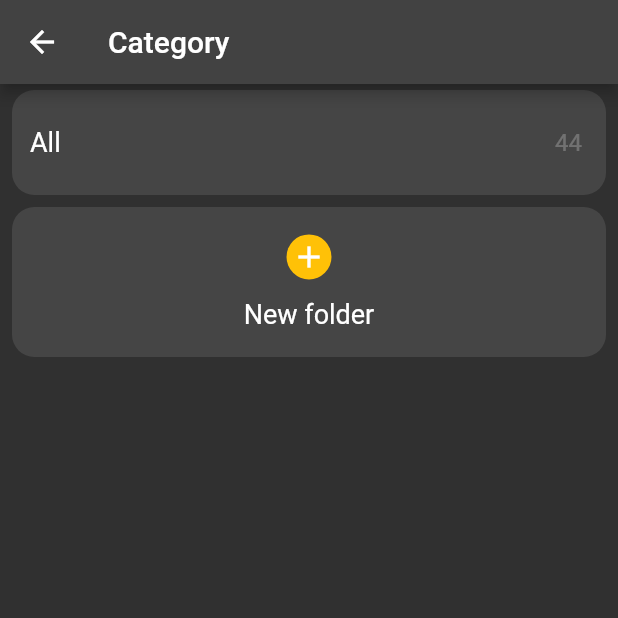
After one commit to PHANNA11/note_app_8_12, a Flutter app: the NoteHome screen opened directly, after a tap on the "create new folder" icon, on a phone screen of 412 x 824 dp, the top half of it. The commit adds this screen. Run offline on Flutter 3.47's test engine with Material 2 defaults, Android fonts, the phone set to English and light mode, and no system bars; our stand-ins replace flutter_slidable, shared_preferences, sqflite; accounts and stored records are empty.

Commit message:
Add category

```diff
--- /dev/null
+++ b/lib/view/note_app/database/category_connection.dart
@@ -0,0 +1,36 @@
+import 'dart:developer';
+import 'dart:io';
+import 'package:note_app/view/note_app/database/varriable.dart';
+import 'package:note_app/view/note_app/model/category_model.dart';
+import 'package:path/path.dart';
+import 'package:path_provider/path_provider.dart';
+import 'package:sqflite/sqflite.dart';
+
+class CategoryDatabase {
+  Future<Database> initializeDatabase() async {
+    final Directory tempDir = await getTemporaryDirectory();
+    final Directory appDocumentsDir = await getApplicationDocumentsDirectory();
+    String path = await getDatabasesPath();
+    return openDatabase(
+      join(path, 'categorynotesdb.db'),
+      onCreate: (database, version) async {
+        await database.execute(
+          'CREATE TABLE $categoryTableName($fcategoryId INTEGER PRIMARY KEY, $fcategoryName TEXT)',
+        );
+      },
+      version: 1,
+    );
+  }
+
+  Future<void> insertCategory(CategoryModel category) async {
+    var db = await initializeDatabase();
+    await db.insert(categoryTableName, category.toJson());
+    log('add category done');
+  }
+
+  Future<List<CategoryModel>> getCategory() async {
+    var db = await initializeDatabase();
+    List<Map<String, dynamic>> result = await db.query(categoryTableName);
+    return result.map((e) => CategoryModel.fromJson(e)).toList();
+  }
+}
--- a/lib/view/note_app/database/note_connection.dart
+++ b/lib/view/note_app/database/note_connection.dart
@@ -16,7 +16,7 @@ class NoteDatabase {
       join(path, 'notesdb.db'),
       onCreate: (database, version) async {
         await database.execute(
-          'CREATE TABLE $noteTable($noteId INTEGER PRIMARY KEY, $noteTitle TEXT,$noteBody TEXT,$noteDate TEXT)',
+          'CREATE TABLE $noteTable($noteId INTEGER PRIMARY KEY,$fcategoryId INTEGER, $noteTitle TEXT,$noteBody TEXT,$noteDate TEXT)',
         );
       },
       version: 1,
--- a/lib/view/note_app/database/varriable.dart
+++ b/lib/view/note_app/database/varriable.dart
@@ -5,3 +5,8 @@ String noteId = 'note_id';
 String noteTitle = 'note_title';
 String noteBody = 'note_body';
 String noteDate = 'note_date';
+//String categoryId = 'category_id';
+// Category Database field
+String fcategoryId = 'category_id';
+String fcategoryName = 'category_name';
+String categoryTableName = 'category_table';
--- /dev/null
+++ b/lib/view/note_app/model/category_model.dart
@@ -0,0 +1,14 @@
+import '../database/varriable.dart';
+
+class CategoryModel {
+  late int categoryId;
+  late String categoryName;
+  CategoryModel({required this.categoryId, required this.categoryName});
+  Map<String, dynamic> toJson() {
+    return {fcategoryId: categoryId, fcategoryName: categoryName};
+  }
+
+  CategoryModel.fromJson(Map<String, dynamic> res)
+      : categoryId = res[fcategoryId],
+        categoryName = res[fcategoryName];
+}
--- a/lib/view/note_app/view/add_note_screen.dart
+++ b/lib/view/note_app/view/add_note_screen.dart
@@ -1,14 +1,16 @@
 import 'package:flutter/material.dart';
 import 'package:flutter/src/widgets/framework.dart';
 import 'package:flutter/src/widgets/placeholder.dart';
+import 'package:note_app/view/note_app/model/category_model.dart';
 import 'package:note_app/view/note_app/widget/formfield_widget.dart';
 
 import '../database/note_connection.dart';
 import '../model/note_model.dart';
 
 class AddUpdateNoteScreen extends StatefulWidget {
-  AddUpdateNoteScreen({super.key, this.note});
+  AddUpdateNoteScreen({super.key, this.note, this.category});
   NoteModel? note;
+  CategoryModel? category;
 
   @override
   State<AddUpdateNoteScreen> createState() => _AddUpdateNoteScreenState();
@@ -62,6 +64,7 @@ class _AddUpdateNoteScreenState extends State<AddUpdateNoteScreen> {
             label: 'Body',
             hinText: 'Description',
             controller: bodyController,
+            maxLines: 20,
           ),
           FromFieldWidget(
             readOnly: true,
@@ -78,11 +81,13 @@ class _AddUpdateNoteScreenState extends State<AddUpdateNoteScreen> {
                   .insertNote(NoteModel(
                       id: DateTime.now().microsecondsSinceEpoch,
                       title: titleController.text,
+                      categoryId: widget.category!.categoryId,
                       body: bodyController.text,
                       date: dateController.text))
                   .whenComplete(() => Navigator.pop(context))
               : await NoteDatabase()
                   .updateNote(NoteModel(
+                      categoryId: widget.category!.categoryId,
                       id: widget.note!.id,
                       title: titleController.text,
                       body: bodyController.text,
--- /dev/null
+++ b/lib/view/note_app/view/category_screen.dart
@@ -0,0 +1,224 @@
+import 'package:flutter/cupertino.dart';
+import 'package:flutter/material.dart';
+import 'package:flutter/src/widgets/framework.dart';
+import 'package:flutter/src/widgets/placeholder.dart';
+import 'package:note_app/view/note_app/database/category_connection.dart';
+import 'package:note_app/view/note_app/widget/formfield_widget.dart';
+import 'package:note_app/view/note_app/widget/refresh_widget.dart';
+
+import '../model/category_model.dart';
+
+class CategoryScreen extends StatefulWidget {
+  const CategoryScreen({super.key});
+
+  @override
+  State<CategoryScreen> createState() => _CategoryScreenState();
+}
+
+class _CategoryScreenState extends State<CategoryScreen> {
+  List<CategoryModel> categorys = [
+    CategoryModel(categoryId: 0, categoryName: 'All'),
+  ];
+  Future<void> getCategoryData() async {
+    await CategoryDatabase().getCategory().then((value) {
+      setState(() {
+        categorys.addAll(value);
+      });
+    });
+  }
+
+  Future<void> refreshCategoryData() async {
+    categorys.clear();
+
+    categorys = [
+      CategoryModel(categoryId: 0, categoryName: 'All'),
+    ];
+    textController.text = 'Unnamed folder';
+    getCategoryData();
+  }
+
+  @override
+  void initState() {
+    // TODO: implement initState
+    getCategoryData();
+    super.initState();
+  }
+
+  final textController = TextEditingController(text: 'Unnamed folder');
+  @override
+  Widget build(BuildContext context) {
+    return Scaffold(
+      appBar: AppBar(
+        title: const Text('Category'),
+      ),
+      body: RefreshWidget(
+        onRefresh: refreshCategoryData,
+        child: ListView.builder(
+            itemCount: categorys.length + 1,
+            itemBuilder: (context, index) {
+              return index + 1 == categorys.length + 1
+                  ? buildCategoryAddCard()
+                  : buildCategoryItem(category: categorys[index]);
+            }),
+      ).buildAndroid(context),
+    );
+  }
+
+  Widget buildCategoryItem({CategoryModel? category}) {
+    return Padding(
+      padding: const EdgeInsets.symmetric(horizontal: 8, vertical: 4),
+      child: Container(
+        padding: const EdgeInsets.all(4),
+        height: 70,
+        width: double.infinity,
+        decoration: BoxDecoration(
+          color: Colors.white10,
+          borderRadius: BorderRadius.circular(15),
+        ),
+        child: Padding(
+          padding: const EdgeInsets.all(8.0),
+          child: Row(
+            mainAxisAlignment: MainAxisAlignment.spaceBetween,
+            children: [
+              Text(
+                category!.categoryName.toString(),
+                style: const TextStyle(fontSize: 18),
+              ),
+              const Padding(
+                padding: EdgeInsets.all(4),
+                child: Text(
+                  '44',
+                  style: TextStyle(
+                      fontSize: 16,
+                      color: Colors.white24,
+                      overflow: TextOverflow.ellipsis),
+                ),
+              ),
+            ],
+          ),
+        ),
+      ),
+    );
+  }
+
+  Widget buildCategoryNonItem() {
+    return Padding(
+      padding: const EdgeInsets.symmetric(horizontal: 8, vertical: 4),
+      child: Container(
+        padding: const EdgeInsets.all(4),
+        height: 70,
+        width: double.infinity,
+        decoration: BoxDecoration(
+          color: Colors.white10,
+          borderRadius: BorderRadius.circular(15),
+        ),
+        child: Padding(
+          padding: const EdgeInsets.all(8.0),
+          child: Center(
+            child: Row(
+              mainAxisAlignment: MainAxisAlignment.spaceBetween,
+              children: const [
+                Text(
+                  'All',
+                  style: TextStyle(fontSize: 18),
+                ),
+                Text(
+                  '7',
+                  style: TextStyle(fontSize: 18),
+                ),
+              ],
+            ),
+          ),
+        ),
+      ),
+    );
+  }
+
+  Widget buildCategoryAddCard() {
+    return Padding(
+      padding: const EdgeInsets.symmetric(horizontal: 8, vertical: 4),
+      child: GestureDetector(
+        onTap: () {
+          showDialog(
+            context: context,
+            builder: (context) => buildAddCardDialog(),
+          );
+        },
+        child: Container(
+          padding: const EdgeInsets.all(4),
+          height: 100,
+          width: double.infinity,
+          decoration: BoxDecoration(
+            color: Colors.white10,
+            borderRadius: BorderRadius.circular(15),
+          ),
+          child: Padding(
+            padding: const EdgeInsets.all(8.0),
+            child: Column(
+              mainAxisAlignment: MainAxisAlignment.spaceAround,
+              children: const [
+                CircleAvatar(
+                  maxRadius: 15,
+                  backgroundColor: Colors.amber,
+                  child: Center(
+                    child: Icon(
+                      Icons.add,
+                      color: Colors.white,
+                    ),
+                  ),
+                ),
+                Text(
+                  'New folder',
+                  style: TextStyle(fontSize: 18),
+                ),
+              ],
+            ),
+          ),
+        ),
+      ),
+    );
+  }
+
+  Widget buildAddCardDialog() {
+    return AlertDialog(
+      title: const Center(child: Text('New folder')),
+      content: Container(
+        height: 100,
+        decoration: BoxDecoration(borderRadius: BorderRadius.circular(10)),
+        width: double.infinity,
+        child: FromFieldWidget(
+          label: 'Input',
+          hinText: 'folder name',
+          controller: textController,
+        ),
+      ),
+      actions: [
+        TextButton(
+            onPressed: () {
+              Navigator.pop(context);
+            },
+            child: const Text(
+              'Cancel',
+              style: TextStyle(fontSize: 20, color: Colors.red),
+            )),
+        TextButton(
+            onPressed: () async {
+              await CategoryDatabase()
+                  .insertCategory(CategoryModel(
+                      categoryId: DateTime.now().microsecondsSinceEpoch,
+                      categoryName: textController.text))
+                  .whenComplete(() {
+                setState(() {
+                  refreshCategoryData();
+                });
+                Navigator.pop(context);
+              });
+            },
+            child: const Text(
+              'Ok',
+              style: TextStyle(fontSize: 20, color: Colors.blue),
+            ))
+      ],
+    );
+  }
+}
--- a/lib/view/note_app/view/note_home.dart
+++ b/lib/view/note_app/view/note_home.dart
@@ -2,10 +2,14 @@ import 'package:flutter/material.dart';
 import 'package:flutter/src/widgets/framework.dart';
 import 'package:flutter/src/widgets/placeholder.dart';
 import 'package:note_app/view/note_app/database/note_connection.dart';
+import 'package:note_app/view/note_app/model/category_model.dart';
 import 'package:note_app/view/note_app/model/note_model.dart';
 import 'package:note_app/view/note_app/view/add_note_screen.dart';
+import 'package:note_app/view/note_app/view/category_screen.dart';
 import 'package:note_app/view/note_app/widget/note_widget.dart';
 import 'package:note_app/view/note_app/widget/refresh_widget.dart';
+
+import '../database/category_connection.dart';
 
 class NoteHome extends StatefulWidget {
   const NoteHome({super.key});
@@ -16,7 +20,29 @@ class NoteHome extends StatefulWidget {
 
 class _NoteHomeState extends State<NoteHome> {
   final searchController = TextEditingController();
+  List<CategoryModel> categorys = [
+    CategoryModel(categoryId: 0, categoryName: 'All'),
+  ];
+  Future<void> getCategoryData() async {
+    await CategoryDatabase().getCategory().then((value) {
+      setState(() {
+        categorys.addAll(value);
+      });
+    });
+  }
+
+  Future<void> refreshCategoryData() async {
+    categorys.clear();
+
+    categorys = [
+      CategoryModel(categoryId: 0, categoryName: 'All'),
+    ];
+
+    getCategoryData();
+  }
+
   List<NoteModel> noteList = [];
+
   Future<void> getNotes() async {
     await NoteDatabase().getNotes().then((value) {
       setState(() {
@@ -29,6 +55,7 @@ class _NoteHomeState extends State<NoteHome> {
   void initState() {
     // TODO: implement initState
     super.initState();
+    getCategoryData();
     getNotes();
   }
 
@@ -60,7 +87,70 @@ class _NoteHomeState extends State<NoteHome> {
                   hintText: 'search note'),
             ),
           ),
+          Flexible(
+            flex: 1,
+            child: Row(
+              children: [
+                Flexible(
+                  child: SizedBox(
+                    height: 60,
+                    width: double.infinity,
+                    //color: Colors.red,
+                    child: ListView.builder(
+                      itemCount: categorys.length,
+                      scrollDirection: Axis.horizontal,
+                      itemBuilder: (context, index) => Padding(
+                        padding: const EdgeInsets.all(4.0),
+                        child: DecoratedBox(
+                          decoration: BoxDecoration(
+                            color: Colors.white10,
+                            borderRadius: BorderRadius.circular(10),
+                          ),
+                          child: Center(
+                              child: Padding(
+                            padding: const EdgeInsets.all(8.0),
+                            child: Text(
+                              categorys[index].categoryName,
+                              style: const TextStyle(
+                                  fontSize: 16, fontWeight: FontWeight.bold),
+                            ),
+                          )),
+                        ),
+                      ),
+                    ),
+                  ),
+                ),
+                GestureDetector(
+                  onTap: () {
+                    Navigator.push(
+                        context,
+                        MaterialPageRoute(
+                          builder: (context) => CategoryScreen(),
+                        ));
+                  },
+                  child: SizedBox(
+                    height: 60,
+                    width: 70,
+                    child: DecoratedBox(
+                      decoration: BoxDecoration(
+                        color: Colors.white10,
+                        borderRadius: BorderRadius.circular(10),
+                      ),
+                      child: const Center(
+                          child: Padding(
+                              padding: EdgeInsets.all(8.0),
+                              child: Icon(
+                                Icons.create_new_folder_rounded,
+                                size: 35,
+                              ))),
+                    ),
+                  ),
+                ),
+              ],
+            ),
+          ),
           Expanded(
+            flex: 4,
             child: RefreshWidget(
                     onRefresh: getNotes,
                     child: ListView.builder(
@@ -76,7 +166,8 @@ class _NoteHomeState extends State<NoteHome> {
           Navigator.push(
               context,
               MaterialPageRoute(
-                builder: (context) => AddUpdateNoteScreen(),
+                builder: (context) =>
+                    AddUpdateNoteScreen(category: categorys[1]),
               ));
         },
         child: const Icon(Icons.add),
--- a/lib/view/note_app/widget/formfield_widget.dart
+++ b/lib/view/note_app/widget/formfield_widget.dart
@@ -16,18 +16,18 @@ class FromFieldWidget extends StatelessWidget {
   String? hinText;
   bool? readOnly;
   bool? obscureText;
-  int? maxLines;
+  int? maxLines = 1;
   String? label;
 
   @override
   Widget build(BuildContext context) {
     return Padding(
-      padding: EdgeInsets.all(8.0),
+      padding: const EdgeInsets.all(8.0),
       child: TextField(
         controller: controller,
         obscureText: obscureText ?? false,
         readOnly: readOnly ?? false,
-        minLines: maxLines ?? 1,
+        maxLines: maxLines,
         decoration: InputDecoration(
           label: Text(label!),
           hintText: hinText,
```
Also changed, not shown: lib/view/note_app/model/note_model.dart (+12 -3 lines).
